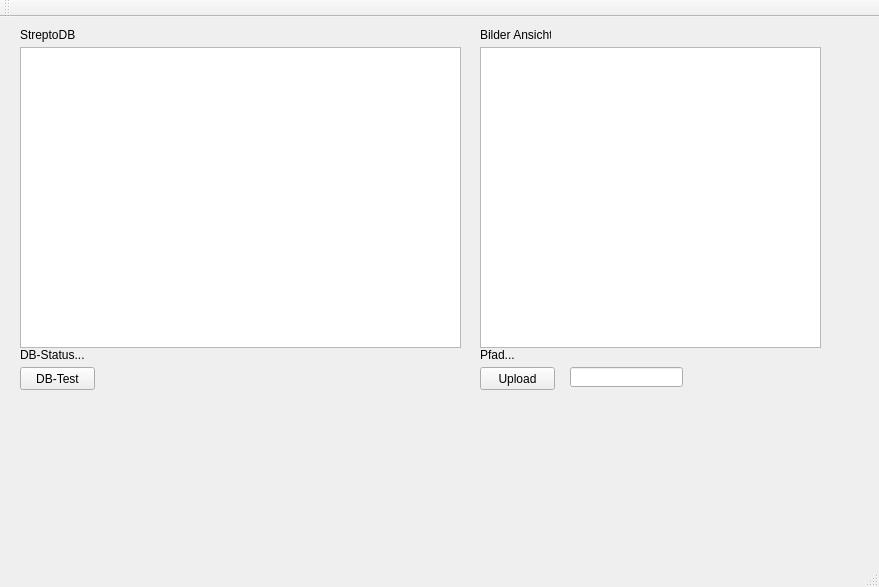
Old version of the form StreptoDB/StreptoGUI.ui in the repository alexjanssen/StreptoDB.
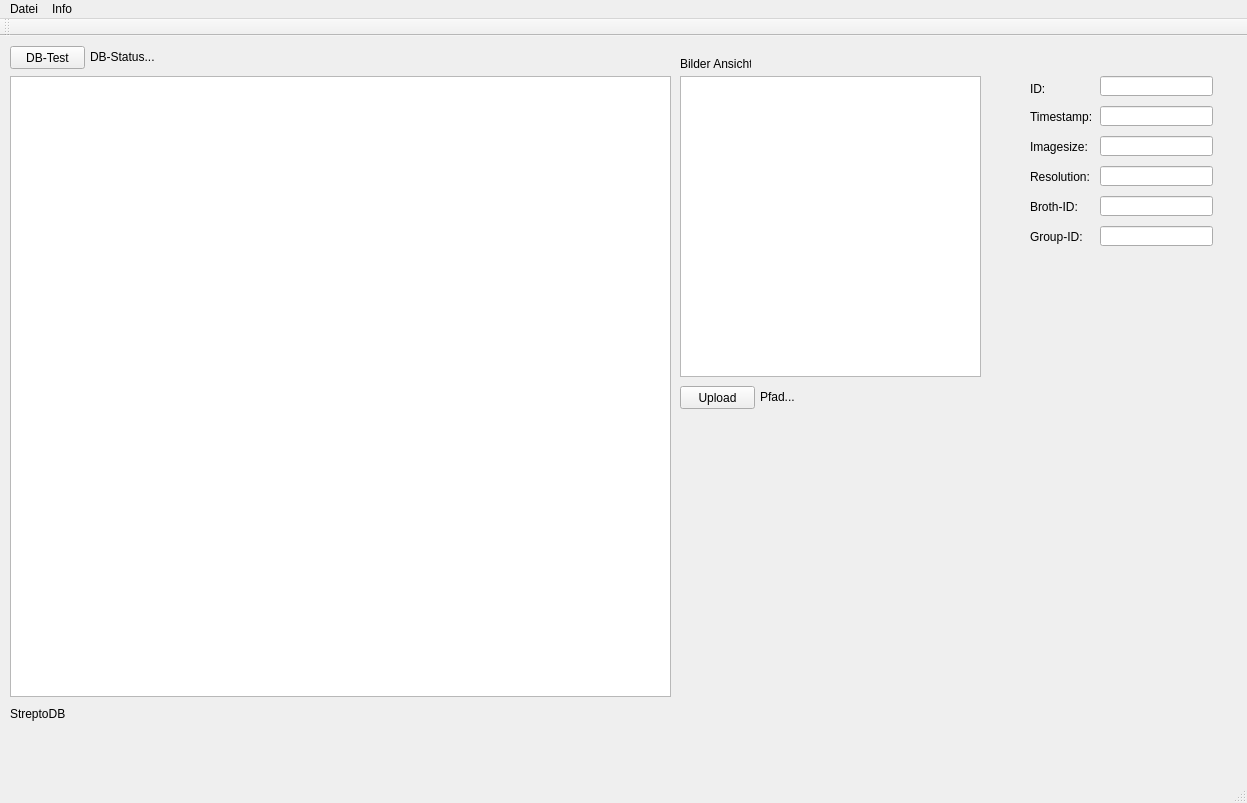
New version of the form.

Diff of the .ui file:
```diff
--- a/StreptoDB/StreptoGUI.ui
+++ b/StreptoDB/StreptoGUI.ui
@@ -6,8 +6,8 @@
    <rect>
     <x>0</x>
     <y>0</y>
-    <width>879</width>
-    <height>587</height>
+    <width>1247</width>
+    <height>803</height>
    </rect>
   </property>
   <property name="windowTitle">
@@ -17,7 +17,7 @@
    <widget class="QPushButton" name="bttn_uploadPic">
     <property name="geometry">
      <rect>
-      <x>480</x>
+      <x>680</x>
       <y>350</y>
       <width>75</width>
       <height>23</height>
@@ -30,8 +30,8 @@
    <widget class="QLineEdit" name="lineEdit">
     <property name="geometry">
      <rect>
-      <x>570</x>
-      <y>350</y>
+      <x>1100</x>
+      <y>40</y>
       <width>113</width>
       <height>20</height>
      </rect>
@@ -40,9 +40,9 @@
    <widget class="QLabel" name="label">
     <property name="geometry">
      <rect>
-      <x>20</x>
-      <y>10</y>
-      <width>71</width>
+      <x>10</x>
+      <y>670</y>
+      <width>251</width>
       <height>16</height>
      </rect>
     </property>
@@ -53,19 +53,19 @@
    <widget class="QTableWidget" name="tableWidget">
     <property name="geometry">
      <rect>
-      <x>20</x>
-      <y>30</y>
-      <width>441</width>
-      <height>301</height>
+      <x>10</x>
+      <y>40</y>
+      <width>661</width>
+      <height>621</height>
      </rect>
     </property>
    </widget>
    <widget class="QGraphicsView" name="graphicsView">
     <property name="geometry">
      <rect>
-      <x>480</x>
-      <y>30</y>
-      <width>341</width>
+      <x>680</x>
+      <y>40</y>
+      <width>301</width>
       <height>301</height>
      </rect>
     </property>
@@ -73,8 +73,8 @@
    <widget class="QLabel" name="label_2">
     <property name="geometry">
      <rect>
-      <x>480</x>
-      <y>10</y>
+      <x>680</x>
+      <y>20</y>
       <width>71</width>
       <height>16</height>
      </rect>
@@ -86,10 +86,10 @@
    <widget class="QLabel" name="label_3">
     <property name="geometry">
      <rect>
-      <x>480</x>
-      <y>330</y>
+      <x>760</x>
+      <y>350</y>
       <width>341</width>
-      <height>16</height>
+      <height>21</height>
      </rect>
     </property>
     <property name="text">
@@ -99,8 +99,8 @@
    <widget class="QPushButton" name="bttn_loadDB">
     <property name="geometry">
      <rect>
-      <x>20</x>
-      <y>350</y>
+      <x>10</x>
+      <y>10</y>
       <width>75</width>
       <height>23</height>
      </rect>
@@ -112,28 +112,197 @@
    <widget class="QLabel" name="label_4">
     <property name="geometry">
      <rect>
-      <x>20</x>
-      <y>330</y>
+      <x>90</x>
+      <y>5</y>
       <width>441</width>
-      <height>16</height>
+      <height>31</height>
      </rect>
     </property>
     <property name="text">
      <string>DB-Status...</string>
     </property>
    </widget>
+   <widget class="QLabel" name="label_5">
+    <property name="geometry">
+     <rect>
+      <x>1030</x>
+      <y>43</y>
+      <width>71</width>
+      <height>20</height>
+     </rect>
+    </property>
+    <property name="text">
+     <string>ID:</string>
+    </property>
+   </widget>
+   <widget class="QLabel" name="label_6">
+    <property name="geometry">
+     <rect>
+      <x>1030</x>
+      <y>70</y>
+      <width>71</width>
+      <height>21</height>
+     </rect>
+    </property>
+    <property name="text">
+     <string>Timestamp:</string>
+    </property>
+   </widget>
+   <widget class="QLineEdit" name="line_timestamp">
+    <property name="geometry">
+     <rect>
+      <x>1100</x>
+      <y>70</y>
+      <width>113</width>
+      <height>20</height>
+     </rect>
+    </property>
+   </widget>
+   <widget class="QLabel" name="label_7">
+    <property name="geometry">
+     <rect>
+      <x>1030</x>
+      <y>100</y>
+      <width>71</width>
+      <height>21</height>
+     </rect>
+    </property>
+    <property name="text">
+     <string>Imagesize:</string>
+    </property>
+   </widget>
+   <widget class="QLineEdit" name="line_imgSize">
+    <property name="geometry">
+     <rect>
+      <x>1100</x>
+      <y>100</y>
+      <width>113</width>
+      <height>20</height>
+     </rect>
+    </property>
+   </widget>
+   <widget class="QLabel" name="label_8">
+    <property name="geometry">
+     <rect>
+      <x>1030</x>
+      <y>130</y>
+      <width>71</width>
+      <height>21</height>
+     </rect>
+    </property>
+    <property name="text">
+     <string>Resolution:</string>
+    </property>
+   </widget>
+   <widget class="QLineEdit" name="line_resolution">
+    <property name="geometry">
+     <rect>
+      <x>1100</x>
+      <y>130</y>
+      <width>113</width>
+      <height>20</height>
+     </rect>
+    </property>
+   </widget>
+   <widget class="QLabel" name="label_9">
+    <property name="geometry">
+     <rect>
+      <x>1030</x>
+      <y>160</y>
+      <width>71</width>
+      <height>21</height>
+     </rect>
+    </property>
+    <property name="text">
+     <string>Broth-ID:</string>
+    </property>
+   </widget>
+   <widget class="QLineEdit" name="line_brothID">
+    <property name="geometry">
+     <rect>
+      <x>1100</x>
+      <y>160</y>
+      <width>113</width>
+      <height>20</height>
+     </rect>
+    </property>
+   </widget>
+   <widget class="QLabel" name="label_10">
+    <property name="geometry">
+     <rect>
+      <x>1030</x>
+      <y>190</y>
+      <width>71</width>
+      <height>21</height>
+     </rect>
+    </property>
+    <property name="text">
+     <string>Group-ID:</string>
+    </property>
+   </widget>
+   <widget class="QLineEdit" name="line_groupID">
+    <property name="geometry">
+     <rect>
+      <x>1100</x>
+      <y>190</y>
+      <width>113</width>
+      <height>20</height>
+     </rect>
+    </property>
+   </widget>
   </widget>
   <widget class="QMenuBar" name="menuBar">
    <property name="geometry">
     <rect>
      <x>0</x>
      <y>0</y>
-     <width>879</width>
+     <width>1247</width>
      <height>21</height>
     </rect>
    </property>
+   <property name="defaultUp">
+    <bool>true</bool>
+   </property>
+   <property name="nativeMenuBar">
+    <bool>true</bool>
+   </property>
+   <widget class="QMenu" name="menuDatei">
+    <property name="title">
+     <string>Datei</string>
+    </property>
+    <addaction name="actionNeu"/>
+    <addaction name="action_ffnen"/>
+    <addaction name="actionSpeichern"/>
+    <addaction name="action_Beenden"/>
+   </widget>
+   <widget class="QMenu" name="menuInfo">
+    <property name="title">
+     <string>Info</string>
+    </property>
+    <addaction name="action_ber_StreptoDB"/>
+   </widget>
+   <addaction name="menuDatei"/>
+   <addaction name="menuInfo"/>
   </widget>
   <widget class="QToolBar" name="mainToolBar">
+   <property name="sizePolicy">
+    <sizepolicy hsizetype="Fixed" vsizetype="Fixed">
+     <horstretch>1</horstretch>
+     <verstretch>1</verstretch>
+    </sizepolicy>
+   </property>
+   <property name="baseSize">
+    <size>
+     <width>1</width>
+     <height>1</height>
+    </size>
+   </property>
+   <property name="iconSize">
+    <size>
+     <width>48</width>
+     <height>48</height>
+    </size>
+   </property>
    <attribute name="toolBarArea">
     <enum>TopToolBarArea</enum>
    </attribute>
```
Left out of the diff: 27 changed lines with no effect on the pictures.
